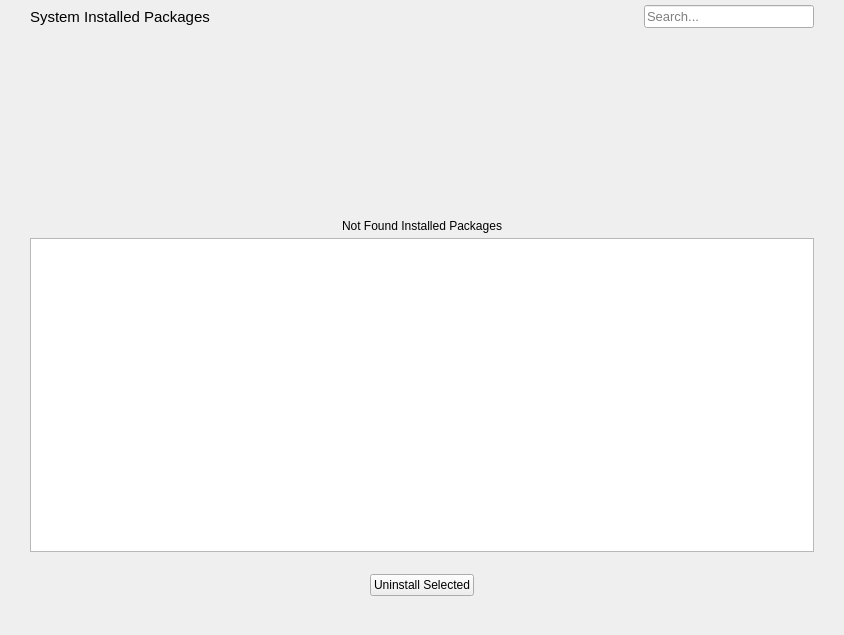
Above: stacer/Pages/Uninstaller/uninstallerpage.ui from oguzhaninan/Stacer before the change. Below: the same form after it.
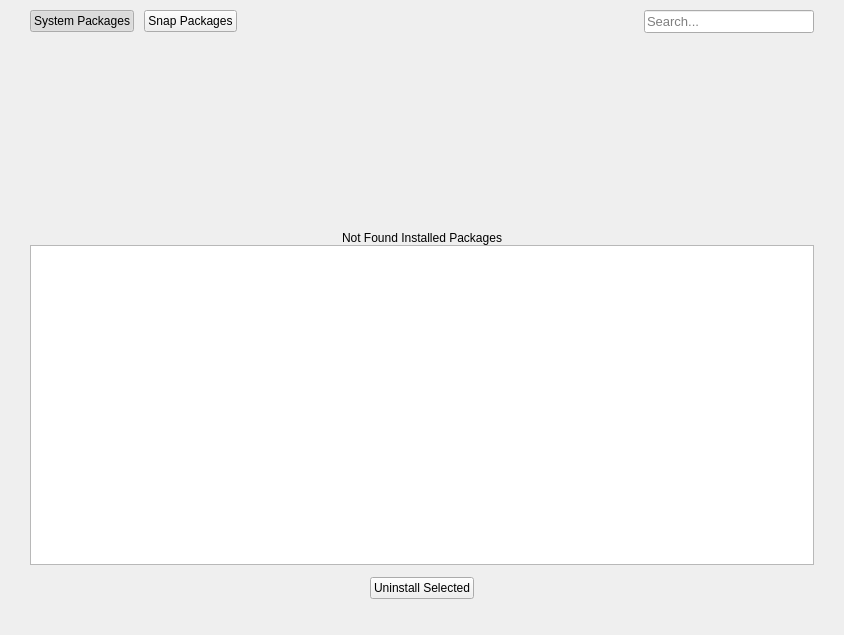
That is the form after the change.

Commit message: added snap packages tab into uninstaller page

```diff
--- a/stacer/Pages/Uninstaller/uninstallerpage.ui
+++ b/stacer/Pages/Uninstaller/uninstallerpage.ui
@@ -30,8 +30,261 @@
     <number>0</number>
    </property>
    <property name="verticalSpacing">
-    <number>5</number>
+    <number>2</number>
    </property>
+   <item row="2" column="0" colspan="3">
+    <widget class="QStackedWidget" name="stackedWidget">
+     <property name="currentIndex">
+      <number>1</number>
+     </property>
+     <widget class="QWidget" name="pageSystemPackages">
+      <layout class="QGridLayout" name="gridLayout_2">
+       <property name="leftMargin">
+        <number>0</number>
+       </property>
+       <property name="topMargin">
+        <number>0</number>
+       </property>
+       <property name="rightMargin">
+        <number>0</number>
+       </property>
+       <property name="bottomMargin">
+        <number>0</number>
+       </property>
+       <property name="spacing">
+        <number>0</number>
+       </property>
+       <item row="0" column="0">
+        <widget class="QWidget" name="notFoundWidget" native="true">
+         <property name="sizePolicy">
+          <sizepolicy hsizetype="Preferred" vsizetype="Expanding">
+           <horstretch>0</horstretch>
+           <verstretch>0</verstretch>
+          </sizepolicy>
+         </property>
+         <property name="minimumSize">
+          <size>
+           <width>0</width>
+           <height>200</height>
+          </size>
+         </property>
+         <property name="maximumSize">
+          <size>
+           <width>16777215</width>
+           <height>200</height>
+          </size>
+         </property>
+         <property name="accessibleName">
+          <string>notFoundWidget</string>
+         </property>
+         <property name="styleSheet">
+          <string notr="true"/>
+         </property>
+         <layout class="QVBoxLayout" name="notFoundLayout">
+          <property name="spacing">
+           <number>0</number>
+          </property>
+          <property name="leftMargin">
+           <number>0</number>
+          </property>
+          <property name="topMargin">
+           <number>0</number>
+          </property>
+          <property name="rightMargin">
+           <number>0</number>
+          </property>
+          <property name="bottomMargin">
+           <number>0</number>
+          </property>
+          <item>
+           <widget class="QLabel" name="lblNotFound">
+            <property name="sizePolicy">
+             <sizepolicy hsizetype="Preferred" vsizetype="Expanding">
+              <horstretch>0</horstretch>
+              <verstretch>0</verstretch>
+             </sizepolicy>
+            </property>
+            <property name="text">
+             <string>Not Found Installed Packages</string>
+            </property>
+            <property name="alignment">
+             <set>Qt::AlignBottom|Qt::AlignHCenter</set>
+            </property>
+           </widget>
+          </item>
+         </layout>
+        </widget>
+       </item>
+       <item row="1" column="0">
+        <widget class="QListWidget" name="listWidgetPackages">
+         <property name="font">
+          <font>
+           <family>Ubuntu</family>
+           <pointsize>10</pointsize>
+          </font>
+         </property>
+         <property name="focusPolicy">
+          <enum>Qt::NoFocus</enum>
+         </property>
+         <property name="styleSheet">
+          <string notr="true"/>
+         </property>
+         <property name="autoScrollMargin">
+          <number>10</number>
+         </property>
+         <property name="editTriggers">
+          <set>QAbstractItemView::NoEditTriggers</set>
+         </property>
+         <property name="selectionMode">
+          <enum>QAbstractItemView::NoSelection</enum>
+         </property>
+         <property name="selectionBehavior">
+          <enum>QAbstractItemView::SelectRows</enum>
+         </property>
+         <property name="iconSize">
+          <size>
+           <width>20</width>
+           <height>20</height>
+          </size>
+         </property>
+         <property name="textElideMode">
+          <enum>Qt::ElideMiddle</enum>
+         </property>
+         <property name="spacing">
+          <number>4</number>
+         </property>
+         <property name="uniformItemSizes">
+          <bool>false</bool>
+         </property>
+        </widget>
+       </item>
+      </layout>
+     </widget>
+     <widget class="QWidget" name="pageSnapPackages">
+      <layout class="QGridLayout" name="gridLayout_3">
+       <property name="leftMargin">
+        <number>0</number>
+       </property>
+       <property name="topMargin">
+        <number>0</number>
+       </property>
+       <property name="rightMargin">
+        <number>0</number>
+       </property>
+       <property name="bottomMargin">
+        <number>0</number>
+       </property>
+       <property name="spacing">
+        <number>0</number>
+       </property>
+       <item row="0" column="0">
+        <widget class="QWidget" name="notFoundWidget_2" native="true">
+         <property name="sizePolicy">
+          <sizepolicy hsizetype="Preferred" vsizetype="Expanding">
+           <horstretch>0</horstretch>
+           <verstretch>0</verstretch>
+          </sizepolicy>
+         </property>
+         <property name="minimumSize">
+          <size>
+           <width>0</width>
+           <height>200</height>
+          </size>
+         </property>
+         <property name="maximumSize">
+          <size>
+           <width>16777215</width>
+           <height>200</height>
+          </size>
+         </property>
+         <property name="accessibleName">
+          <string>notFoundWidget</string>
+         </property>
+         <property name="styleSheet">
+          <string notr="true"/>
+         </property>
+         <layout class="QVBoxLayout" name="notFoundLayout_2">
+          <property name="spacing">
+           <number>0</number>
+          </property>
+          <property name="leftMargin">
+           <number>0</number>
+          </property>
+          <property name="topMargin">
+           <number>0</number>
+          </property>
+          <property name="rightMargin">
+           <number>0</number>
+          </property>
+          <property name="bottomMargin">
+           <number>0</number>
+          </property>
+          <item>
+           <widget class="QLabel" name="lblNotFoundSnap">
+            <property name="sizePolicy">
+             <sizepolicy hsizetype="Preferred" vsizetype="Expanding">
+              <horstretch>0</horstretch>
+              <verstretch>0</verstretch>
+             </sizepolicy>
+            </property>
+            <property name="text">
+             <string>Not Found Installed Packages</string>
+            </property>
+            <property name="alignment">
+             <set>Qt::AlignBottom|Qt::AlignHCenter</set>
+            </property>
+           </widget>
+          </item>
+         </layout>
+        </widget>
+       </item>
+       <item row="1" column="0">
+        <widget class="QListWidget" name="listWidgetSnapPackages">
+         <property name="font">
+          <font>
+           <family>Ubuntu</family>
+           <pointsize>10</pointsize>
+          </font>
+         </property>
+         <property name="focusPolicy">
+          <enum>Qt::NoFocus</enum>
+         </property>
+         <property name="styleSheet">
+          <string notr="true"/>
+         </property>
+         <property name="autoScrollMargin">
+          <number>10</number>
+         </property>
+         <property name="editTriggers">
+          <set>QAbstractItemView::NoEditTriggers</set>
+         </property>
+         <property name="selectionMode">
+          <enum>QAbstractItemView::NoSelection</enum>
+         </property>
+         <property name="selectionBehavior">
+          <enum>QAbstractItemView::SelectRows</enum>
+         </property>
+         <property name="iconSize">
+          <size>
+           <width>20</width>
+           <height>20</height>
+          </size>
+         </property>
+         <property name="textElideMode">
+          <enum>Qt::ElideMiddle</enum>
+         </property>
+         <property name="spacing">
+          <number>4</number>
+         </property>
+         <property name="uniformItemSizes">
+          <bool>false</bool>
+         </property>
+        </widget>
+       </item>
+      </layout>
+     </widget>
+    </widget>
+   </item>
    <item row="5" column="0" colspan="3" alignment="Qt::AlignHCenter|Qt::AlignBottom">
     <widget class="QLabel" name="lblLoadingUninstaller">
      <property name="sizePolicy">
@@ -56,64 +309,11 @@
      <property name="sizeHint" stdset="0">
       <size>
        <width>0</width>
-       <height>17</height>
+       <height>10</height>
       </size>
      </property>
     </spacer>
    </item>
-   <item row="0" column="2" alignment="Qt::AlignRight">
-    <widget class="QLineEdit" name="txtPackageSearch">
-     <property name="minimumSize">
-      <size>
-       <width>170</width>
-       <height>0</height>
-      </size>
-     </property>
-     <property name="maximumSize">
-      <size>
-       <width>170</width>
-       <height>16777215</height>
-      </size>
-     </property>
-     <property name="font">
-      <font>
-       <pointsize>10</pointsize>
-      </font>
-     </property>
-     <property name="focusPolicy">
-      <enum>Qt::StrongFocus</enum>
-     </property>
-     <property name="styleSheet">
-      <string notr="true"/>
-     </property>
-     <property name="placeholderText">
-      <string>Search...</string>
-     </property>
-    </widget>
-   </item>
-   <item row="0" column="0" alignment="Qt::AlignLeft">
-    <widget class="QLabel" name="lblPackagesTitle">
-     <property name="sizePolicy">
-      <sizepolicy hsizetype="Expanding" vsizetype="Preferred">
-       <horstretch>0</horstretch>
-       <verstretch>0</verstretch>
-      </sizepolicy>
-     </property>
-     <property name="font">
-      <font>
-       <family>Ubuntu</family>
-       <pointsize>11</pointsize>
-       <italic>false</italic>
-      </font>
-     </property>
-     <property name="styleSheet">
-      <string notr="true"/>
-     </property>
-     <property name="text">
-      <string notr="true">System Installed Packages</string>
-     </property>
-    </widget>
-   </item>
    <item row="4" column="0" colspan="3" alignment="Qt::AlignHCenter">
     <widget class="QPushButton" name="btnUninstall">
      <property name="enabled">
@@ -141,104 +341,108 @@
      </property>
     </widget>
    </item>
-   <item row="1" column="0" colspan="3" alignment="Qt::AlignVCenter">
-    <widget class="QWidget" name="notFoundWidget" native="true">
-     <property name="sizePolicy">
-      <sizepolicy hsizetype="Preferred" vsizetype="Expanding">
-       <horstretch>0</horstretch>
-       <verstretch>0</verstretch>
-      </sizepolicy>
-     </property>
-     <property name="minimumSize">
-      <size>
-       <width>0</width>
-       <height>200</height>
-      </size>
-     </property>
-     <property name="maximumSize">
-      <size>
-       <width>16777215</width>
-       <height>200</height>
-      </size>
-     </property>
-     <property name="styleSheet">
-      <string notr="true"/>
-     </property>
-     <layout class="QVBoxLayout" name="notFoundLayout">
+   <item row="1" column="0" colspan="3">
+    <widget class="QWidget" name="nav" native="true">
+     <layout class="QHBoxLayout" name="horizontalLayout">
       <property name="spacing">
-       <number>0</number>
+       <number>10</number>
       </property>
       <property name="leftMargin">
        <number>0</number>
       </property>
       <property name="topMargin">
-       <number>0</number>
+       <number>5</number>
       </property>
       <property name="rightMargin">
        <number>0</number>
       </property>
       <property name="bottomMargin">
-       <number>0</number>
+       <number>10</number>
       </property>
-      <item alignment="Qt::AlignHCenter|Qt::AlignBottom">
-       <widget class="QLabel" name="lblNotFound">
-        <property name="sizePolicy">
-         <sizepolicy hsizetype="Preferred" vsizetype="Expanding">
-          <horstretch>0</horstretch>
-          <verstretch>0</verstretch>
-         </sizepolicy>
+      <item>
+       <widget class="QPushButton" name="btnSystemPackages">
+        <property name="cursor">
+         <cursorShape>PointingHandCursor</cursorShape>
         </property>
         <property name="text">
-         <string>Not Found Installed Packages</string>
+         <string>System Packages</string>
+        </property>
+        <property name="checkable">
+         <bool>true</bool>
+        </property>
+        <property name="checked">
+         <bool>true</bool>
+        </property>
+        <attribute name="buttonGroup">
+         <string notr="true">navBtnGroup</string>
+        </attribute>
+       </widget>
+      </item>
+      <item>
+       <widget class="QPushButton" name="btnSnapPackages">
+        <property name="cursor">
+         <cursorShape>PointingHandCursor</cursorShape>
+        </property>
+        <property name="focusPolicy">
+         <enum>Qt::NoFocus</enum>
+        </property>
+        <property name="text">
+         <string>Snap Packages</string>
+        </property>
+        <property name="checkable">
+         <bool>true</bool>
+        </property>
+        <attribute name="buttonGroup">
+         <string notr="true">navBtnGroup</string>
+        </attribute>
+       </widget>
+      </item>
+      <item>
+       <spacer name="horizontalSpacer">
+        <property name="orientation">
+         <enum>Qt::Horizontal</enum>
+        </property>
+        <property name="sizeHint" stdset="0">
+         <size>
+          <width>40</width>
+          <height>20</height>
+         </size>
+        </property>
+       </spacer>
+      </item>
+      <item>
+       <widget class="QLineEdit" name="txtPackageSearch">
+        <property name="minimumSize">
+         <size>
+          <width>170</width>
+          <height>0</height>
+         </size>
+        </property>
+        <property name="maximumSize">
+         <size>
+          <width>170</width>
+          <height>16777215</height>
+         </size>
+        </property>
+        <property name="font">
+         <font>
+          <pointsize>10</pointsize>
+         </font>
+        </property>
+        <property name="focusPolicy">
+         <enum>Qt::StrongFocus</enum>
+        </property>
+        <property name="styleSheet">
+         <string notr="true"/>
+        </property>
+        <property name="placeholderText">
+         <string>Search...</string>
         </property>
        </widget>
       </item>
      </layout>
     </widget>
    </item>
-   <item row="2" column="0" colspan="3">
-    <widget class="QListWidget" name="listWidgetPackages">
-     <property name="font">
-      <font>
-       <family>Ubuntu</family>
-       <pointsize>10</pointsize>
-      </font>
-     </property>
-     <property name="focusPolicy">
-      <enum>Qt::NoFocus</enum>
-     </property>
-     <property name="styleSheet">
-      <string notr="true"/>
-     </property>
-     <property name="autoScrollMargin">
-      <number>10</number>
-     </property>
-     <property name="editTriggers">
-      <set>QAbstractItemView::NoEditTriggers</set>
-     </property>
-     <property name="selectionMode">
-      <enum>QAbstractItemView::NoSelection</enum>
-     </property>
-     <property name="selectionBehavior">
-      <enum>QAbstractItemView::SelectRows</enum>
-     </property>
-     <property name="iconSize">
-      <size>
-       <width>20</width>
-       <height>20</height>
-      </size>
-     </property>
-     <property name="textElideMode">
-      <enum>Qt::ElideMiddle</enum>
-     </property>
-     <property name="spacing">
-      <number>4</number>
-     </property>
-     <property name="uniformItemSizes">
-      <bool>false</bool>
-     </property>
-    </widget>
-   </item>
   </layout>
  </widget>
  <resources/>
```
Left out of the diff: 6 changed lines with no effect on the pictures. The commit also changes 3 other files.
